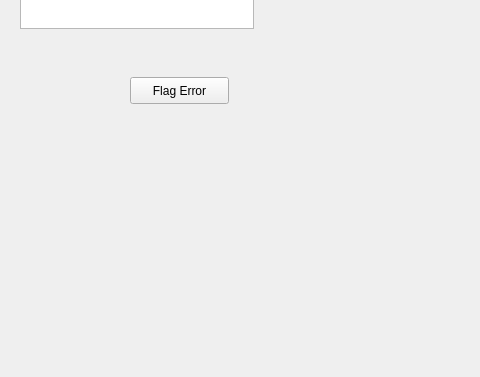
Above: GAUI/gradingsession.ui from ezfe/grading-assistant-cs205 before the change; both pictures show x 0 to 480 and y 263 to 640 of the 907 by 640 pixel window. Below: the same form after it.
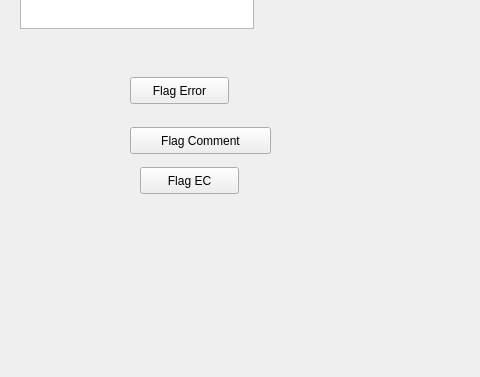
That is the form after the change.

Commit message: Added comment/EC capability to grading session

What changed in the file:
```diff
--- a/GAUI/gradingsession.ui
+++ b/GAUI/gradingsession.ui
@@ -45,6 +45,32 @@
     <string>Flag Error</string>
    </property>
   </widget>
+  <widget class="QPushButton" name="flagCommentButton">
+   <property name="geometry">
+    <rect>
+     <x>130</x>
+     <y>390</y>
+     <width>141</width>
+     <height>27</height>
+    </rect>
+   </property>
+   <property name="text">
+    <string>Flag Comment</string>
+   </property>
+  </widget>
+  <widget class="QPushButton" name="flagECButton">
+   <property name="geometry">
+    <rect>
+     <x>140</x>
+     <y>430</y>
+     <width>99</width>
+     <height>27</height>
+    </rect>
+   </property>
+   <property name="text">
+    <string>Flag EC</string>
+   </property>
+  </widget>
   <widget class="QListWidget" name="studentsToGrade">
    <property name="geometry">
     <rect>
```
Left out of the diff: 2 changed lines with no effect on the pictures. The commit also changes 6 other files.
